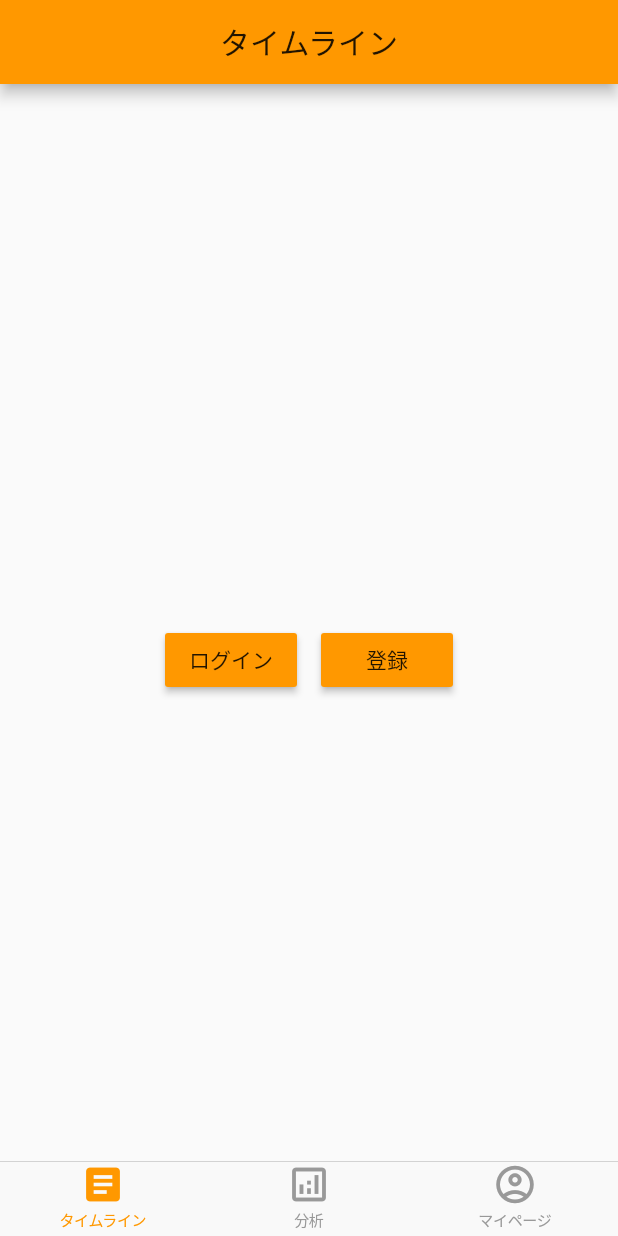
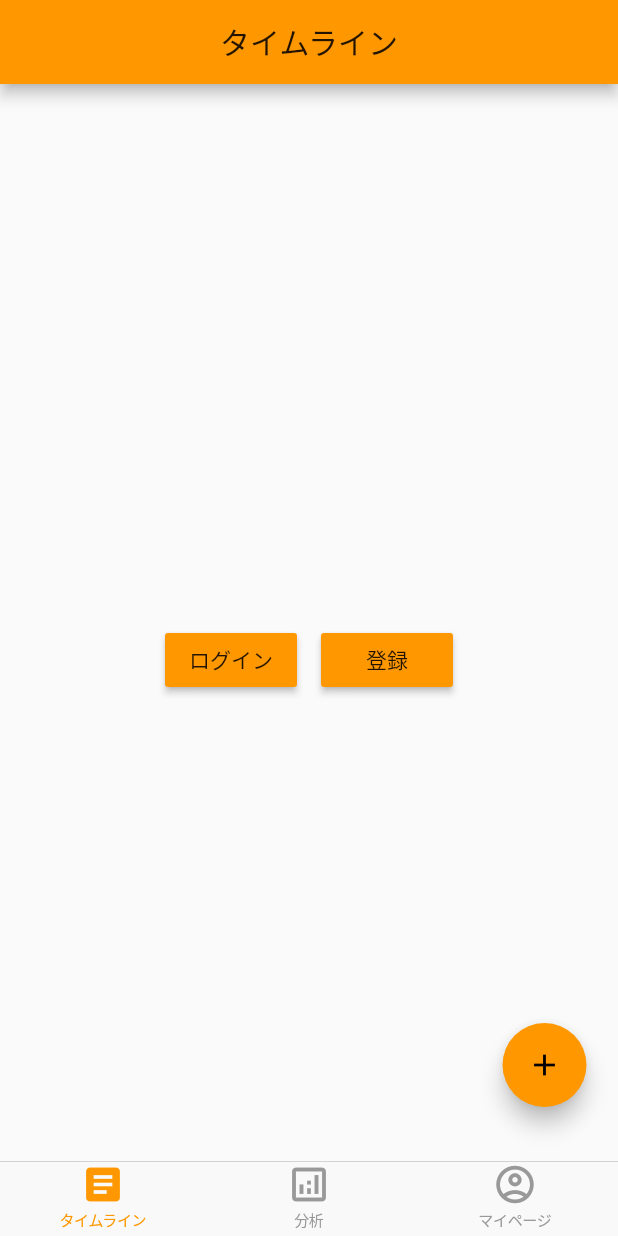
Before and after one commit to bestriser/ohayo_post_app, a Flutter app: the screen it shows after launch, on a phone screen of 412 x 824 dp. Run offline on Flutter 3.47's test engine with Material 2 defaults, Android fonts, the light colour scheme and no system bars; our stand-ins replace cloud_firestore, firebase_auth, firebase_core; accounts and stored records are empty.

Commit message:
#20 おはよう報告用のfloatingActionButtonを共通Widgetにして各画面に配置した

```diff
--- a/lib/screen/analysis/analysis_screen.dart
+++ b/lib/screen/analysis/analysis_screen.dart
@@ -1,10 +1,14 @@
 import 'package:flutter/material.dart';
+import 'package:ohayo_post_app/widget/sending_floating_action_button.dart';
 
 class AnalysisScreen extends StatelessWidget {
   const AnalysisScreen(this.title);
   final String title;
   @override
   Widget build(BuildContext context) {
-    return Scaffold(appBar: AppBar(title: Text(title)));
+    return Scaffold(
+      appBar: AppBar(title: Text(title)),
+      floatingActionButton: SendingFloatingActionButton(),
+    );
   }
 }
--- a/lib/screen/home/home_screen.dart
+++ b/lib/screen/home/home_screen.dart
@@ -2,9 +2,9 @@ import 'package:flutter/cupertino.dart';
 import 'package:flutter/material.dart';
 import 'package:ohayo_post_app/notifier/firebase_notifier.dart';
 import 'package:ohayo_post_app/screen/login/login_screen.dart';
-import 'package:ohayo_post_app/screen/post/sending_screen.dart';
 import 'package:ohayo_post_app/screen/registration/registration_screen.dart';
 import 'package:ohayo_post_app/widget/logout_button.dart';
+import 'package:ohayo_post_app/widget/sending_floating_action_button.dart';
 import 'package:provider/provider.dart';
 
 class HomeScreen extends StatelessWidget {
@@ -56,23 +56,7 @@ class HomeScreen extends StatelessWidget {
           ],
         ),
       ),
-      floatingActionButton: !firebaseNtf.isLoggedIn
-          ? const SizedBox.shrink()
-          : Padding(
-              padding: const EdgeInsets.fromLTRB(0, 0, 5, 70),
-              child: FloatingActionButton(
-                onPressed: () {
-                  Navigator.push(
-                    context,
-                    MaterialPageRoute(
-                      builder: (context) => SendingScreen(),
-                    ),
-                  );
-                },
-                tooltip: 'NavigatorPushSendingScreen',
-                child: Icon(Icons.add),
-              ),
-            ),
+      floatingActionButton: SendingFloatingActionButton(),
     );
   }
 }
--- a/lib/screen/my_page/my_page_screen.dart
+++ b/lib/screen/my_page/my_page_screen.dart
@@ -1,10 +1,14 @@
 import 'package:flutter/material.dart';
+import 'package:ohayo_post_app/widget/sending_floating_action_button.dart';
 
 class MyPageScreen extends StatelessWidget {
   const MyPageScreen(this.title);
   final String title;
   @override
   Widget build(BuildContext context) {
-    return Scaffold(appBar: AppBar(title: Text(title)));
+    return Scaffold(
+      appBar: AppBar(title: Text(title)),
+      floatingActionButton: SendingFloatingActionButton(),
+    );
   }
 }
--- /dev/null
+++ b/lib/widget/sending_floating_action_button.dart
@@ -0,0 +1,23 @@
+import 'package:flutter/material.dart';
+import 'package:ohayo_post_app/screen/post/sending_screen.dart';
+
+class SendingFloatingActionButton extends StatelessWidget {
+  @override
+  Widget build(BuildContext context) {
+    return Padding(
+      padding: const EdgeInsets.fromLTRB(0, 0, 5, 70),
+      child: FloatingActionButton(
+        onPressed: () {
+          Navigator.push(
+            context,
+            MaterialPageRoute(
+              builder: (context) => SendingScreen(),
+            ),
+          );
+        },
+        tooltip: 'NavigatorPushSendingScreen',
+        child: Icon(Icons.add),
+      ),
+    );
+  }
+}
```
